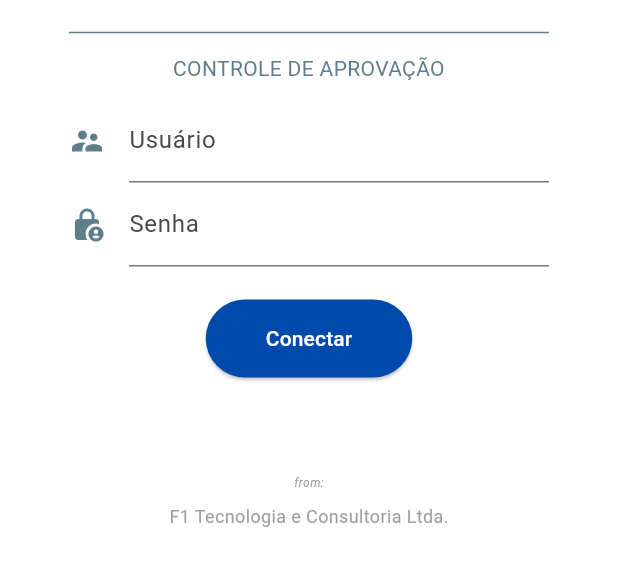
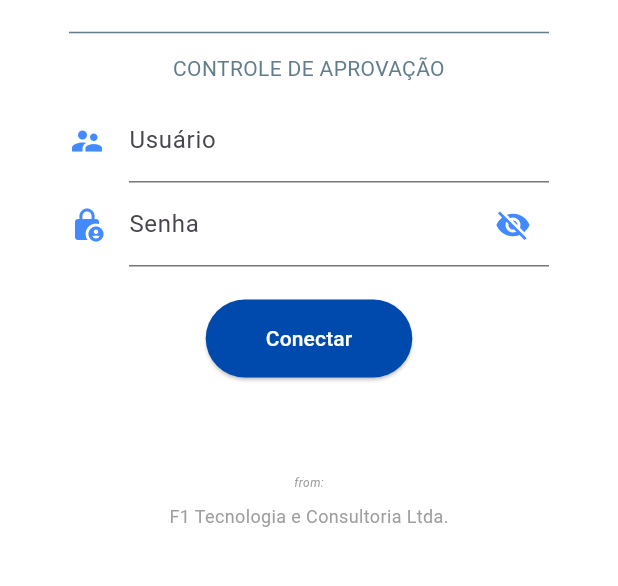
Before and after one commit to Misael2Code/f1-controle-aprovacao, a Flutter app: the screen it shows after launch, on a phone screen of 412 x 824 dp, the part 281-867 px from its top. Run offline on Flutter 3.47's test engine with Material 3 defaults, Android fonts, the phone set to English and light mode, and no system bars; our stand-ins replace cloud_firestore, currency_text_input_formatter, firebase_core, shared_preferences; accounts and stored records are empty.

Commit message:
show the password button

```diff
--- a/lib/paginas/Login.dart
+++ b/lib/paginas/Login.dart
@@ -22,6 +22,8 @@ class _LoginState extends State<Login> {
   final TextEditingController _controllerUser = TextEditingController();
   final TextEditingController _controllerPass = TextEditingController();
   final TextEditingController _controllerDNS = TextEditingController();
+  bool obscureTextUser = false;
+  bool obscureTextPass = true;
 
   @override
   Widget build(BuildContext context) {
@@ -99,8 +101,7 @@ class _LoginState extends State<Login> {
                 _buildTextField(_controllerUser, Icons.supervisor_account_sharp,
                     'Usuário', 'Digite seu usuário'),
                 _buildTextField(_controllerPass, Icons.lock_person, 'Senha',
-                    'Digite sua senha',
-                    obscureText: true),
+                    'Digite sua senha'),
                 const SizedBox(height: 22),
                 ElevatedButton(
                   style: ElevatedButton.styleFrom(
@@ -136,22 +137,41 @@ class _LoginState extends State<Login> {
     );
   }
 
-  Widget _buildTextField(TextEditingController controller, IconData iconData,
-      String labelText, String hintText,
-      {bool obscureText = false}) {
+  Widget _buildTextField(
+  TextEditingController controller,
+  IconData iconData,
+  String labelText,
+  String hintText
+) {
+
   return TextFormField(
     controller: controller,
-      obscureText: obscureText,
+    obscureText: labelText.contains('Usuário') ? obscureTextUser : obscureTextPass,
     decoration: InputDecoration(
       icon: Icon(
         iconData,
-            color: Colors.blueGrey,
+        color: Colors.blueAccent,
       ),
       label: Text(labelText),
       hintText: hintText,
-          hintStyle: const TextStyle(fontSize: 12)),
+      hintStyle: const TextStyle(fontSize: 12),
+      suffixIcon: labelText.contains('Senha')
+          ? IconButton(
+              icon: Icon(
+                obscureTextPass ? Icons.visibility_off : Icons.visibility,
+                color: Colors.blueAccent,
+              ),
+              onPressed: () {
+                setState(() {
+                  obscureTextPass = !obscureTextPass;
+                });
+              },
+            )
+          : null, // Caso não seja um campo de senha, não exibe o ícone
+    ),
   );
 }
+
 
   Future<void> _showDNSDialog(BuildContext context) async {
     if (_dns.DNS.isEmpty) {
```
Lines whose indentation alone changed are shown as unchanged.
